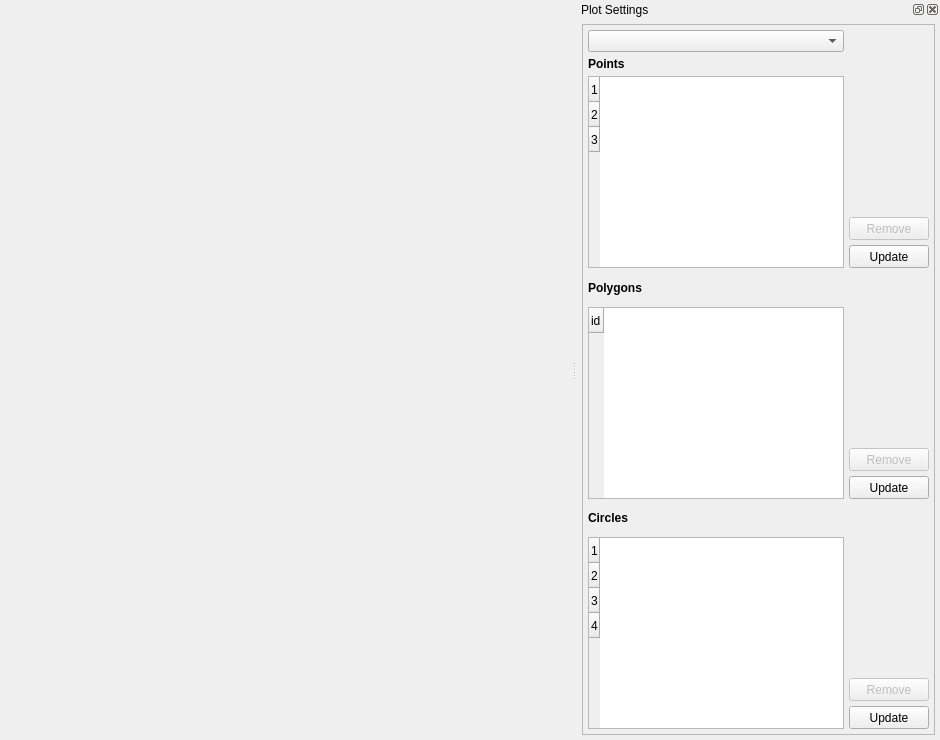
Old version of the form mainwindow.ui in the repository dalnoboy75/drone_trajectory_planning.
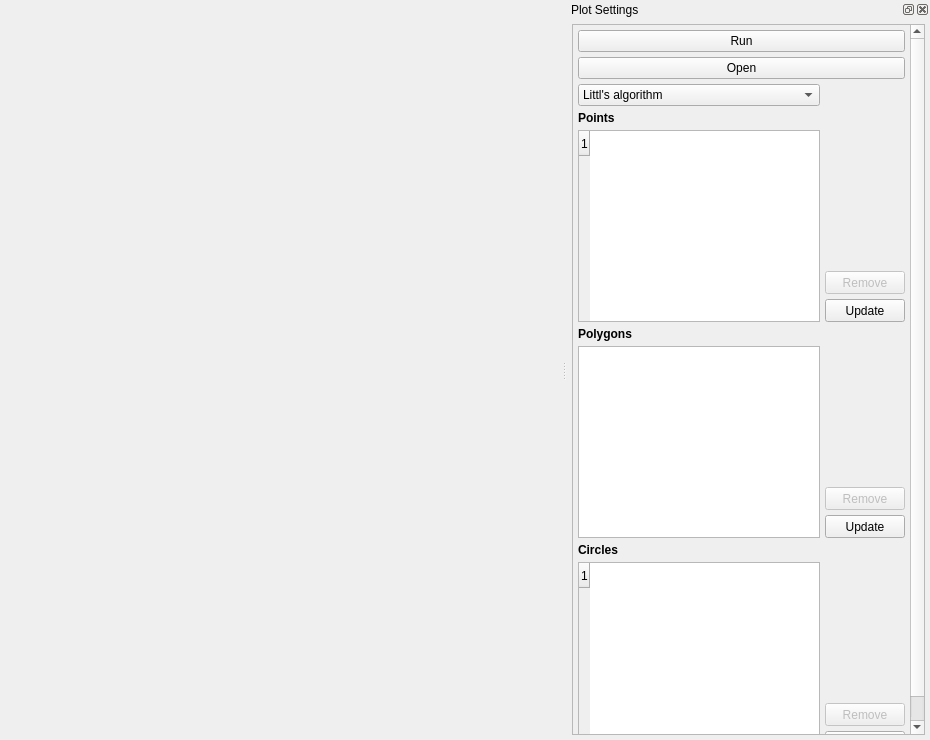
New version of the form. Icons and pictures are not drawn. Custom widgets are drawn as their Qt base class.

Patch:
```diff
--- a/mainwindow.ui
+++ b/mainwindow.ui
@@ -6,7 +6,7 @@
    <rect>
     <x>0</x>
     <y>0</y>
-    <width>940</width>
+    <width>930</width>
     <height>740</height>
    </rect>
   </property>
@@ -15,7 +15,7 @@
   </property>
   <property name="windowIcon">
    <iconset>
-    <normaloff>../images/icon.png</normaloff>../images/icon.png</iconset>
+    <normaloff>../../.designer/images/icon.png</normaloff>../../.designer/images/icon.png</iconset>
   </property>
   <widget class="QWidget" name="mainLayoutWidget">
    <layout class="QHBoxLayout" name="mainHorizontalLayout">
@@ -55,7 +55,7 @@
    </property>
    <property name="windowIcon">
     <iconset>
-     <normaloff>../images/sliders.png</normaloff>../images/sliders.png</iconset>
+     <normaloff>../../.designer/images/sliders.png</normaloff>../../.designer/images/sliders.png</iconset>
    </property>
    <property name="accessibleName">
     <string/>
@@ -129,8 +129,8 @@
          <rect>
           <x>0</x>
           <y>0</y>
-          <width>354</width>
-          <height>707</height>
+          <width>340</width>
+          <height>765</height>
          </rect>
         </property>
         <layout class="QVBoxLayout" name="guiObjectsVerticalLayout">
@@ -149,61 +149,23 @@
          <property name="bottomMargin">
           <number>5</number>
          </property>
+         <item>
+          <widget class="QPushButton" name="runPushButton">
+           <property name="text">
+            <string>Run</string>
+           </property>
+          </widget>
+         </item>
+         <item>
+          <widget class="QPushButton" name="lolPushButton">
+           <property name="text">
+            <string>Open</string>
+           </property>
+          </widget>
+         </item>
          <item>
           <layout class="QGridLayout" name="targetTableGridLayout">
-           <item row="2" column="0" rowspan="7">
-            <widget class="QTableWidget" name="targetInfoTableWidget">
-             <property name="sizePolicy">
-              <sizepolicy hsizetype="Expanding" vsizetype="Expanding">
-               <horstretch>0</horstretch>
-               <verstretch>0</verstretch>
-              </sizepolicy>
-             </property>
-             <property name="editTriggers">
-              <set>QAbstractItemView::AllEditTriggers</set>
-             </property>
-             <property name="rowCount">
-              <number>3</number>
-             </property>
-             <attribute name="horizontalHeaderMinimumSectionSize">
-              <number>25</number>
-             </attribute>
-             <attribute name="horizontalHeaderDefaultSectionSize">
-              <number>75</number>
-             </attribute>
-             <attribute name="verticalHeaderMinimumSectionSize">
-              <number>25</number>
-             </attribute>
-             <attribute name="verticalHeaderDefaultSectionSize">
-              <number>25</number>
-             </attribute>
-             <row/>
-             <row/>
-             <row/>
-            </widget>
-           </item>
-           <item row="7" column="1">
-            <widget class="QPushButton" name="targetRemovePushButton">
-             <property name="enabled">
-              <bool>false</bool>
-             </property>
-             <property name="sizePolicy">
-              <sizepolicy hsizetype="Preferred" vsizetype="Preferred">
-               <horstretch>0</horstretch>
-               <verstretch>0</verstretch>
-              </sizepolicy>
-             </property>
-             <property name="styleSheet">
-              <string notr="true">QPushButton::hover{background-color: rgb(184, 184, 184);border: 1px solid #6f6f6f;}
-QPushButton::pressed{background-color: rgb(135, 135, 135);}
-              </string>
-             </property>
-             <property name="text">
-              <string>Remove</string>
-             </property>
-            </widget>
-           </item>
-           <item row="1" column="0">
+           <item row="2" column="0">
             <widget class="QLabel" name="targetInfoLabel">
              <property name="sizePolicy">
               <sizepolicy hsizetype="Expanding" vsizetype="Expanding">
@@ -234,6 +196,65 @@
             </widget>
            </item>
            <item row="8" column="1">
+            <widget class="QPushButton" name="targetRemovePushButton">
+             <property name="enabled">
+              <bool>false</bool>
+             </property>
+             <property name="sizePolicy">
+              <sizepolicy hsizetype="Preferred" vsizetype="Preferred">
+               <horstretch>0</horstretch>
+               <verstretch>0</verstretch>
+              </sizepolicy>
+             </property>
+             <property name="styleSheet">
+              <string notr="true">QPushButton::hover{background-color: rgb(184, 184, 184);border: 1px solid #6f6f6f;}
+QPushButton::pressed{background-color: rgb(135, 135, 135);}
+              </string>
+             </property>
+             <property name="text">
+              <string>Remove</string>
+             </property>
+            </widget>
+           </item>
+           <item row="1" column="0">
+            <widget class="QComboBox" name="comboBox">
+             <item>
+              <property name="text">
+               <string>Littl's algorithm</string>
+              </property>
+             </item>
+            </widget>
+           </item>
+           <item row="3" column="0" rowspan="7">
+            <widget class="QTableWidget" name="targetInfoTableWidget">
+             <property name="sizePolicy">
+              <sizepolicy hsizetype="Expanding" vsizetype="Expanding">
+               <horstretch>0</horstretch>
+               <verstretch>0</verstretch>
+              </sizepolicy>
+             </property>
+             <property name="editTriggers">
+              <set>QAbstractItemView::AllEditTriggers</set>
+             </property>
+             <property name="rowCount">
+              <number>1</number>
+             </property>
+             <attribute name="horizontalHeaderMinimumSectionSize">
+              <number>25</number>
+             </attribute>
+             <attribute name="horizontalHeaderDefaultSectionSize">
+              <number>75</number>
+             </attribute>
+             <attribute name="verticalHeaderMinimumSectionSize">
+              <number>25</number>
+             </attribute>
+             <attribute name="verticalHeaderDefaultSectionSize">
+              <number>25</number>
+             </attribute>
+             <row/>
+            </widget>
+           </item>
+           <item row="9" column="1">
             <widget class="QPushButton" name="targetAddFromTablePushButton">
              <property name="sizePolicy">
               <sizepolicy hsizetype="Preferred" vsizetype="Preferred">
@@ -251,9 +272,6 @@
              </property>
             </widget>
            </item>
-           <item row="0" column="0">
-            <widget class="QComboBox" name="comboBox"/>
-           </item>
           </layout>
          </item>
          <item>
@@ -306,33 +324,6 @@
              </property>
             </widget>
            </item>
-           <item row="2" column="0" rowspan="7">
-            <widget class="QTableWidget" name="hillInfoTableWidget">
-             <property name="editTriggers">
-              <set>QAbstractItemView::AllEditTriggers</set>
-             </property>
-             <property name="rowCount">
-              <number>1</number>
-             </property>
-             <attribute name="horizontalHeaderMinimumSectionSize">
-              <number>25</number>
-             </attribute>
-             <attribute name="horizontalHeaderDefaultSectionSize">
-              <number>75</number>
-             </attribute>
-             <attribute name="verticalHeaderMinimumSectionSize">
-              <number>25</number>
-             </attribute>
-             <attribute name="verticalHeaderDefaultSectionSize">
-              <number>25</number>
-             </attribute>
-             <row>
-              <property name="text">
-               <string>id</string>
-              </property>
-             </row>
-            </widget>
-           </item>
            <item row="7" column="1">
             <widget class="QPushButton" name="hillRemovePushButton">
              <property name="enabled">
@@ -354,58 +345,17 @@
              </property>
             </widget>
            </item>
+           <item row="2" column="0" rowspan="7">
+            <widget class="QTableWidget" name="hillInfoTableWidget">
+             <property name="editTriggers">
+              <set>QAbstractItemView::AllEditTriggers</set>
+             </property>
+            </widget>
+           </item>
           </layout>
          </item>
          <item>
           <layout class="QGridLayout" name="trappyCircleGridLayout">
-           <item row="1" column="0">
-            <widget class="QLabel" name="trappyCircleInfoLabel">
-             <property name="sizePolicy">
-              <sizepolicy hsizetype="Expanding" vsizetype="Expanding">
-               <horstretch>0</horstretch>
-               <verstretch>0</verstretch>
-              </sizepolicy>
-             </property>
-             <property name="minimumSize">
-              <size>
-               <width>0</width>
-               <height>0</height>
-              </size>
-             </property>
-             <property name="font">
-              <font>
-               <pointsize>9</pointsize>
-               <weight>75</weight>
-               <italic>false</italic>
-               <bold>true</bold>
-              </font>
-             </property>
-             <property name="text">
-              <string>Circles</string>
-             </property>
-             <property name="wordWrap">
-              <bool>true</bool>
-             </property>
-            </widget>
-           </item>
-           <item row="8" column="1">
-            <widget class="QPushButton" name="trappyCircleAddFromTablePushButton">
-             <property name="sizePolicy">
-              <sizepolicy hsizetype="Preferred" vsizetype="Preferred">
-               <horstretch>0</horstretch>
-               <verstretch>0</verstretch>
-              </sizepolicy>
-             </property>
-             <property name="styleSheet">
-              <string notr="true">QPushButton::hover{background-color: rgb(184, 184, 184);border: 1px solid #6f6f6f;}
-QPushButton::pressed{background-color: rgb(135, 135, 135);}
-              </string>
-             </property>
-             <property name="text">
-              <string>Update</string>
-             </property>
-            </widget>
-           </item>
            <item row="2" column="0" rowspan="7">
             <widget class="QTableWidget" name="trappyCircleInfoTableWidget">
              <property name="editTriggers">
@@ -418,7 +368,7 @@
               <bool>false</bool>
              </property>
              <property name="rowCount">
-              <number>4</number>
+              <number>1</number>
              </property>
              <attribute name="horizontalHeaderMinimumSectionSize">
               <number>25</number>
@@ -433,9 +383,6 @@
               <number>25</number>
              </attribute>
              <row/>
-             <row/>
-             <row/>
-             <row/>
             </widget>
            </item>
            <item row="7" column="1">
@@ -459,6 +406,54 @@
              </property>
             </widget>
            </item>
+           <item row="8" column="1">
+            <widget class="QPushButton" name="trappyCircleAddFromTablePushButton">
+             <property name="sizePolicy">
+              <sizepolicy hsizetype="Preferred" vsizetype="Preferred">
+               <horstretch>0</horstretch>
+               <verstretch>0</verstretch>
+              </sizepolicy>
+             </property>
+             <property name="styleSheet">
+              <string notr="true">QPushButton::hover{background-color: rgb(184, 184, 184);border: 1px solid #6f6f6f;}
+QPushButton::pressed{background-color: rgb(135, 135, 135);}
+              </string>
+             </property>
+             <property name="text">
+              <string>Update</string>
+             </property>
+            </widget>
+           </item>
+           <item row="1" column="0">
+            <widget class="QLabel" name="trappyCircleInfoLabel">
+             <property name="sizePolicy">
+              <sizepolicy hsizetype="Expanding" vsizetype="Expanding">
+               <horstretch>0</horstretch>
+               <verstretch>0</verstretch>
+              </sizepolicy>
+             </property>
+             <property name="minimumSize">
+              <size>
+               <width>0</width>
+               <height>0</height>
+              </size>
+             </property>
+             <property name="font">
+              <font>
+               <pointsize>9</pointsize>
+               <weight>75</weight>
+               <italic>false</italic>
+               <bold>true</bold>
+              </font>
+             </property>
+             <property name="text">
+              <string>Circles</string>
+             </property>
+             <property name="wordWrap">
+              <bool>true</bool>
+             </property>
+            </widget>
+           </item>
           </layout>
          </item>
         </layout>
@@ -471,7 +466,7 @@
   <action name="newFileAction">
    <property name="icon">
     <iconset>
-     <normaloff>../images/new_file.png</normaloff>../images/new_file.png</iconset>
+     <normaloff>../../.designer/images/new_file.png</normaloff>../../.designer/images/new_file.png</iconset>
    </property>
    <property name="text">
     <string>New</string>
@@ -483,7 +478,7 @@
   <action name="openFileAction">
    <property name="icon">
     <iconset>
-     <normaloff>../images/open_file.png</normaloff>../images/open_file.png</iconset>
+     <normaloff>../../.designer/images/open_file.png</normaloff>../../.designer/images/open_file.png</iconset>
    </property>
    <property name="text">
     <string>Open</string>
@@ -495,7 +490,7 @@
   <action name="saveFileAction">
    <property name="icon">
     <iconset>
-     <normaloff>../images/save_file.png</normaloff>../images/save_file.png</iconset>
+     <normaloff>../../.designer/images/save_file.png</normaloff>../../.designer/images/save_file.png</iconset>
    </property>
    <property name="text">
     <string>Save</string>
@@ -507,7 +502,7 @@
   <action name="saveAsFileAction">
    <property name="icon">
     <iconset>
-     <normaloff>../images/save_file_as.png</normaloff>../images/save_file_as.png</iconset>
+     <normaloff>../../.designer/images/save_file_as.png</normaloff>../../.designer/images/save_file_as.png</iconset>
    </property>
    <property name="text">
     <string>Save as...</string>
@@ -519,7 +514,7 @@
   <action name="actionBeautify">
    <property name="icon">
     <iconset>
-     <normaloff>../images/beautify.png</normaloff>../images/beautify.png</iconset>
+     <normaloff>../../.designer/images/beautify.png</normaloff>../../.designer/images/beautify.png</iconset>
    </property>
    <property name="text">
     <string>Beautify</string>
@@ -537,7 +532,7 @@
    </property>
    <property name="icon">
     <iconset>
-     <normaloff>../images/target.png</normaloff>../images/target.png</iconset>
+     <normaloff>../../.designer/images/target.png</normaloff>../../.designer/images/target.png</iconset>
    </property>
    <property name="text">
     <string>Target</string>
@@ -546,7 +541,7 @@
   <action name="trappyCircleAction">
    <property name="icon">
     <iconset>
-     <normaloff>../images/AA.png</normaloff>../images/AA.png</iconset>
+     <normaloff>../../.designer/images/AA.png</normaloff>../../.designer/images/AA.png</iconset>
    </property>
    <property name="text">
     <string>Trappy Circle</string>
@@ -555,7 +550,7 @@
   <action name="trappyLineAction">
    <property name="icon">
     <iconset>
-     <normaloff>../images/trappy_line.png</normaloff>../images/trappy_line.png</iconset>
+     <normaloff>../../.designer/images/trappy_line.png</normaloff>../../.designer/images/trappy_line.png</iconset>
    </property>
    <property name="text">
     <string>Trappy Line</string>
@@ -564,7 +559,7 @@
   <action name="hillAction">
    <property name="icon">
     <iconset>
-     <normaloff>../images/high_hills.png</normaloff>../images/high_hills.png</iconset>
+     <normaloff>../../.designer/images/high_hills.png</normaloff>../../.designer/images/high_hills.png</iconset>
    </property>
    <property name="text">
     <string>Hill</string>
@@ -573,7 +568,7 @@
   <action name="actionHelp">
    <property name="icon">
     <iconset>
-     <normaloff>../images/help.png</normaloff>../images/help.png</iconset>
+     <normaloff>../../.designer/images/help.png</normaloff>../../.designer/images/help.png</iconset>
    </property>
    <property name="text">
     <string>Help </string>
```
